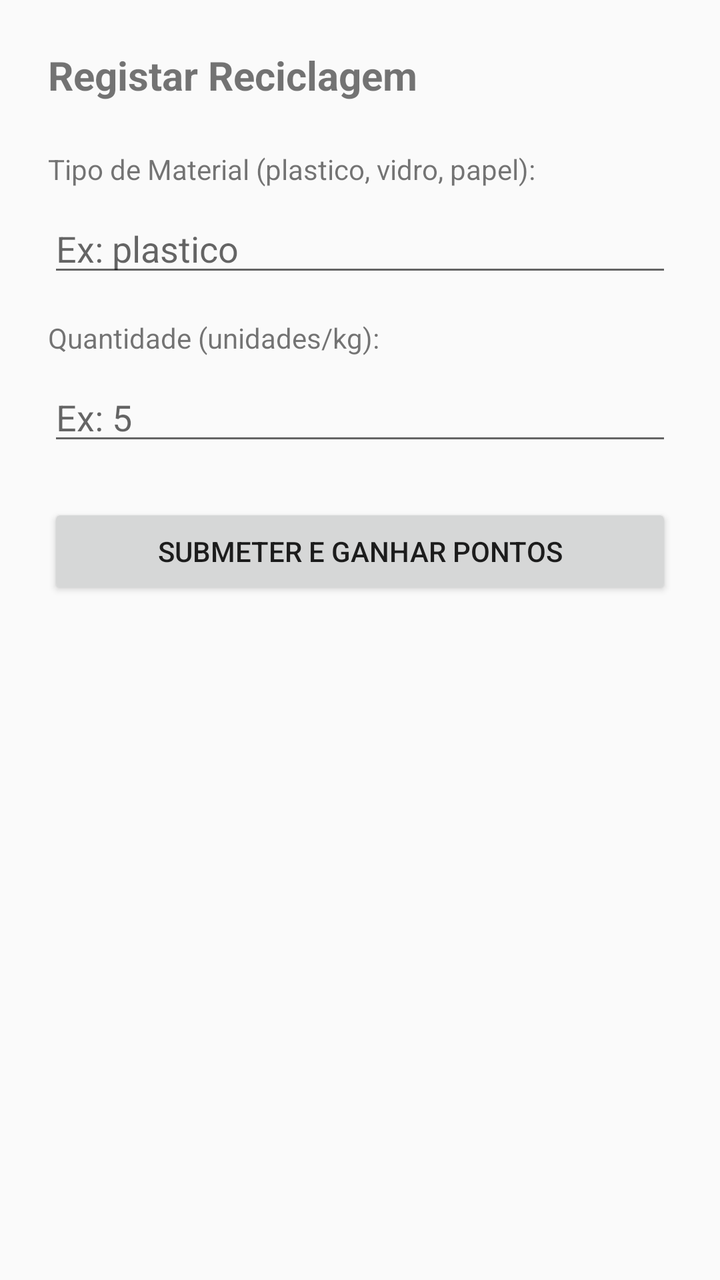
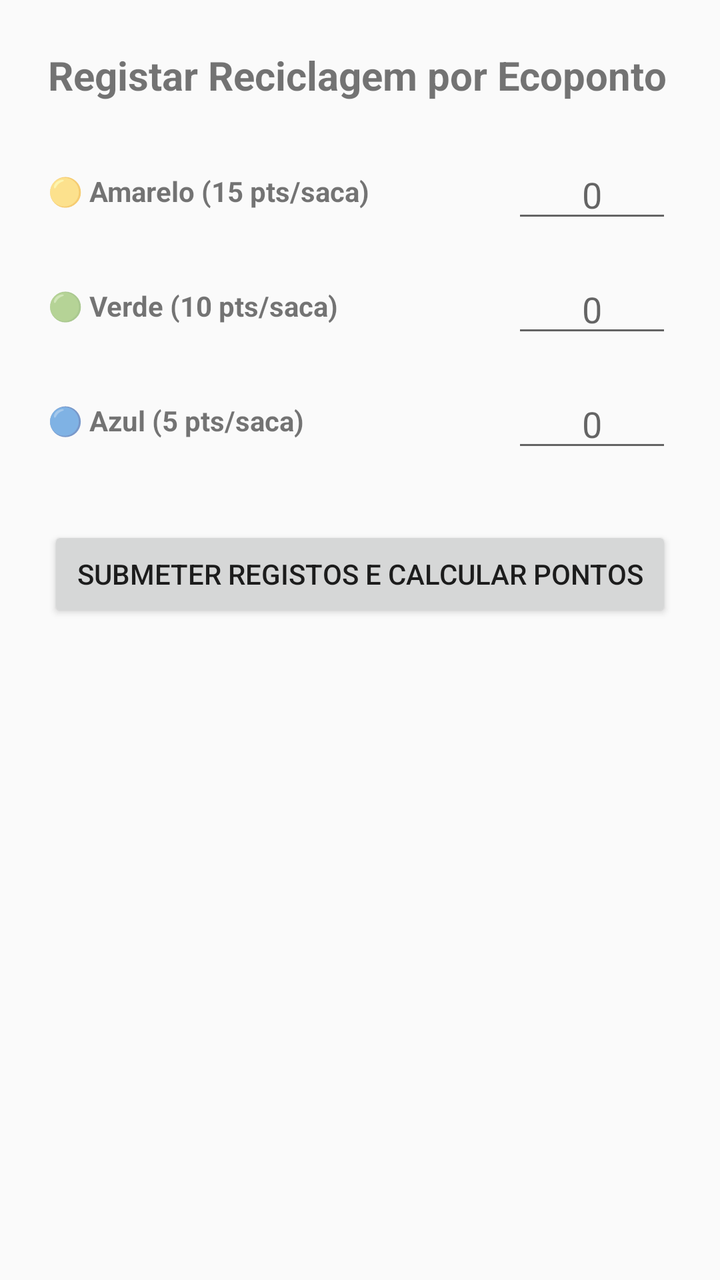

Two renders of the same Android screen: before a commit and after it. Below are the layout's source before the change and the commit's diff.
<!-- AndroidManifest.xml: application theme Theme.AppCompat.Light.DarkActionBar -->
<!-- res/layout/activity_recycle.xml -->
<?xml version="1.0" encoding="utf-8"?>
<LinearLayout xmlns:android="http://schemas.android.com/apk/res/android"
              android:layout_width="match_parent"
              android:layout_height="match_parent"
              android:orientation="vertical"
              android:padding="24dp">

    <TextView
            android:layout_width="wrap_content"
            android:layout_height="wrap_content"
            android:text="Registar Reciclagem"
            android:textSize="20sp"
            android:textStyle="bold"
            android:layout_marginBottom="24dp"/>

    <TextView
            android:layout_width="wrap_content"
            android:layout_height="wrap_content"
            android:text="Tipo de Material (plastico, vidro, papel):"
            android:layout_marginBottom="8dp"/>

    <EditText
            android:id="@+id/etMaterialType"
            android:layout_width="match_parent"
            android:layout_height="wrap_content"
            android:hint="Ex: plastico"
            android:layout_marginBottom="16dp"/>

    <TextView
            android:layout_width="wrap_content"
            android:layout_height="wrap_content"
            android:text="Quantidade (unidades/kg):"
            android:layout_marginBottom="8dp"/>

    <EditText
            android:id="@+id/etQuantity"
            android:layout_width="match_parent"
            android:layout_height="wrap_content"
            android:inputType="number"
            android:hint="Ex: 5"
            android:layout_marginBottom="24dp"/>

    <Button
            android:id="@+id/btnSubmitRecycle"
            android:layout_width="match_parent"
            android:layout_height="wrap_content"
            android:text="Submeter e Ganhar Pontos"/>

</LinearLayout>
<!-- resources referenced by this layout -->
<resources>

</resources>

<!-- the commit's change to res/layout/activity_recycle.xml (unified diff, before → after) -->
@@ -8,42 +8,87 @@
     <TextView
             android:layout_width="wrap_content"
             android:layout_height="wrap_content"
-            android:text="Registar Reciclagem"
+            android:text="Registar Reciclagem por Ecoponto"
             android:textSize="20sp"
             android:textStyle="bold"
             android:layout_marginBottom="24dp"/>
 
-    <TextView
-            android:layout_width="wrap_content"
-            android:layout_height="wrap_content"
-            android:text="Tipo de Material (plastico, vidro, papel):"
-            android:layout_marginBottom="8dp"/>
-
-    <EditText
-            android:id="@+id/etMaterialType"
+    
+    <LinearLayout
             android:layout_width="match_parent"
             android:layout_height="wrap_content"
-            android:hint="Ex: plastico"
-            android:layout_marginBottom="16dp"/>
+            android:orientation="horizontal"
+            android:gravity="center_vertical"
+            android:layout_marginBottom="16dp">
 
-    <TextView
-            android:layout_width="wrap_content"
-            android:layout_height="wrap_content"
-            android:text="Quantidade (unidades/kg):"
-            android:layout_marginBottom="8dp"/>
+        <TextView
+                android:layout_width="0dp"
+                android:layout_weight="1"
+                android:layout_height="wrap_content"
+                android:text="🟡 Amarelo (15 pts/saca)"
+                android:textStyle="bold"/>
 
-    <EditText
-            android:id="@+id/etQuantity"
+        <EditText
+                android:id="@+id/etYellowSacks"
+                android:layout_width="80dp"
+                android:layout_height="wrap_content"
+                android:inputType="number"
+                android:hint="0"
+                android:gravity="center"/>
+    </LinearLayout>
+
+    
+    <LinearLayout
             android:layout_width="match_parent"
             android:layout_height="wrap_content"
-            android:inputType="number"
-            android:hint="Ex: 5"
-            android:layout_marginBottom="24dp"/>
+            android:orientation="horizontal"
+            android:gravity="center_vertical"
+            android:layout_marginBottom="16dp">
+
+        <TextView
+                android:layout_width="0dp"
+                android:layout_weight="1"
+                android:layout_height="wrap_content"
+                android:text="🟢 Verde (10 pts/saca)"
+                android:textStyle="bold"/>
+
+        <EditText
+                android:id="@+id/etGreenSacks"
+                android:layout_width="80dp"
+                android:layout_height="wrap_content"
+                android:inputType="number"
+                android:hint="0"
+                android:gravity="center"/>
+    </LinearLayout>
+
+    
+    <LinearLayout
+            android:layout_width="match_parent"
+            android:layout_height="wrap_content"
+            android:orientation="horizontal"
+            android:gravity="center_vertical"
+            android:layout_marginBottom="32dp">
+
+        <TextView
+                android:layout_width="0dp"
+                android:layout_weight="1"
+                android:layout_height="wrap_content"
+                android:text="🔵 Azul (5 pts/saca)"
+                android:textStyle="bold"/>
+
+        <EditText
+                android:id="@+id/etBlueSacks"
+                android:layout_width="80dp"
+                android:layout_height="wrap_content"
+                android:inputType="number"
+                android:hint="0"
+                android:gravity="center"/>
+    </LinearLayout>
 
     <Button
             android:id="@+id/btnSubmitRecycle"
             android:layout_width="match_parent"
             android:layout_height="wrap_content"
-            android:text="Submeter e Ganhar Pontos"/>
+            android:text="Submeter Registos e Calcular Pontos"/>
 
 </LinearLayout>
